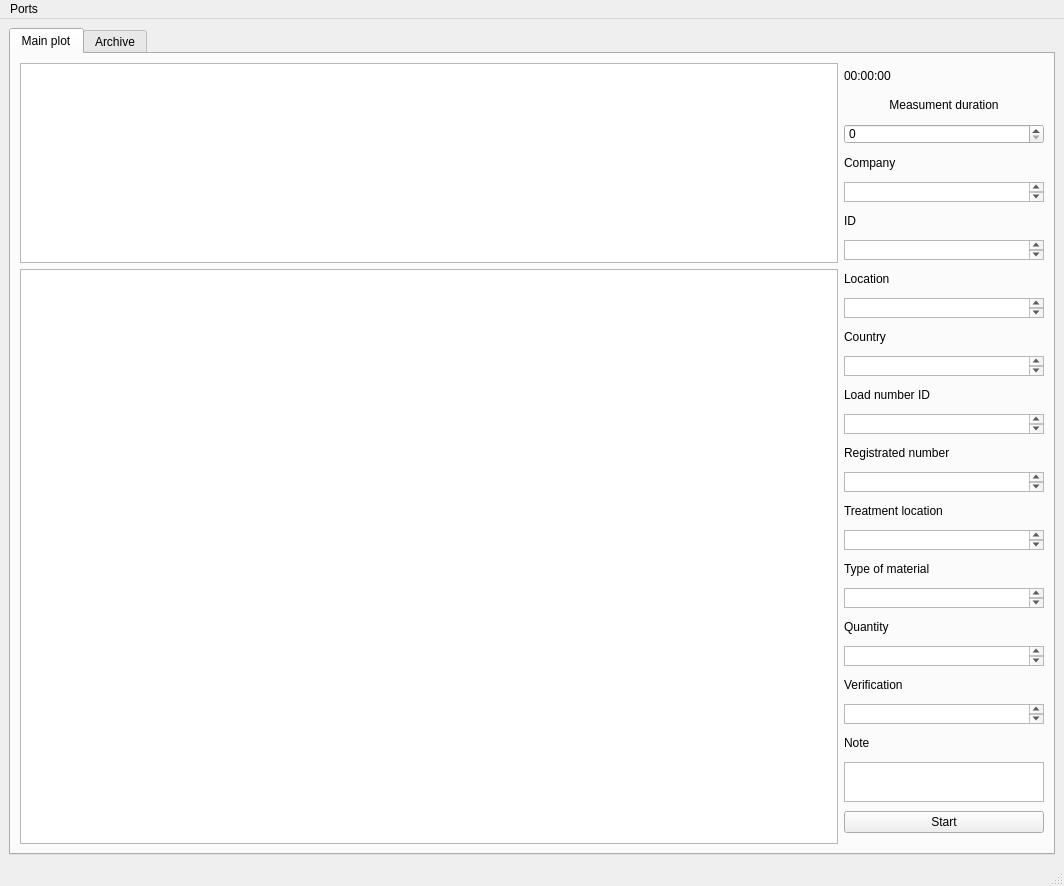
The window that serial_port.ui (dnovichkov/serial_port_reading) describes before a commit, drawn with Qt 5.
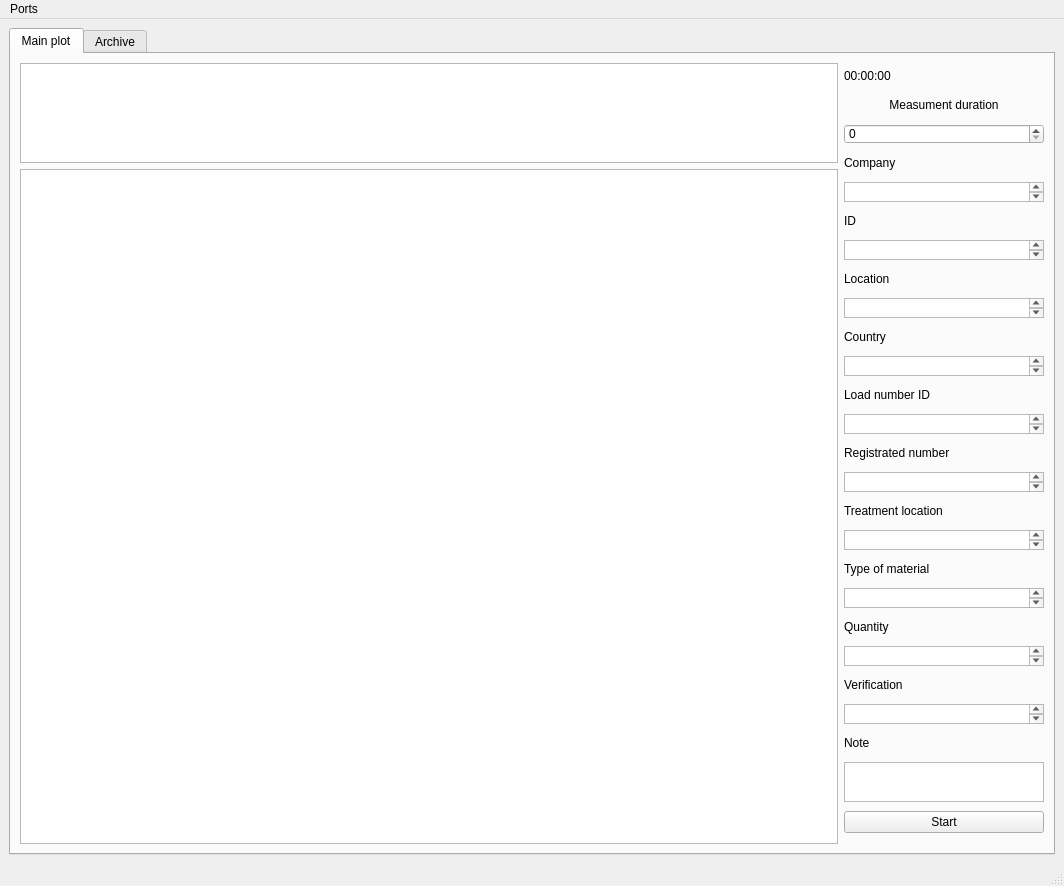
The same window after the commit.

Commit message: Sensor table fix

What changed in the file:
```diff
--- a/serial_port.ui
+++ b/serial_port.ui
@@ -35,12 +35,30 @@
          <layout class="QVBoxLayout" name="verticalLayout_7">
           <item>
            <widget class="QTableView" name="probe_data_table">
+            <property name="sizePolicy">
+             <sizepolicy hsizetype="Expanding" vsizetype="Minimum">
+              <horstretch>0</horstretch>
+              <verstretch>0</verstretch>
+             </sizepolicy>
+            </property>
             <property name="maximumSize">
              <size>
               <width>16777215</width>
-              <height>200</height>
+              <height>100</height>
              </size>
             </property>
+            <attribute name="horizontalHeaderVisible">
+             <bool>false</bool>
+            </attribute>
+            <attribute name="horizontalHeaderHighlightSections">
+             <bool>false</bool>
+            </attribute>
+            <attribute name="verticalHeaderVisible">
+             <bool>false</bool>
+            </attribute>
+            <attribute name="verticalHeaderHighlightSections">
+             <bool>false</bool>
+            </attribute>
            </widget>
           </item>
           <item>
```
The commit also changes 2 other files.
